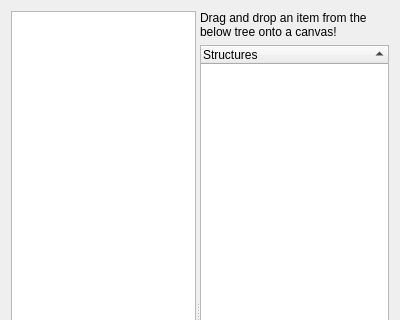
Above: UI/glitch-structures.ui from textbrowser/glitch before the change; both pictures show x 0 to 400 and y 0 to 320 of the 400 by 650 pixel window. Below: the same form after it.
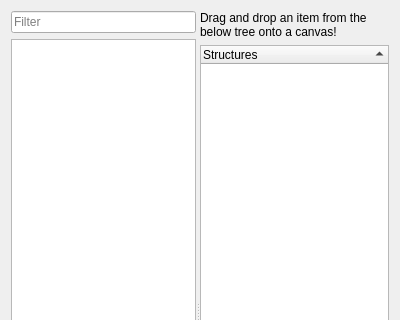
That is the form after the change. Icons and pictures are not drawn. Custom widgets are drawn as their Qt base class.

Diff of the .ui file:
```diff
--- a/UI/glitch-structures.ui
+++ b/UI/glitch-structures.ui
@@ -17,12 +17,22 @@
    <iconset resource="../Icons/icons.qrc">
     <normaloff>:/Logo/glitch-logo.png</normaloff>:/Logo/glitch-logo.png</iconset>
   </property>
-  <layout class="QVBoxLayout" name="verticalLayout_2">
+  <layout class="QVBoxLayout" name="verticalLayout_3">
    <item>
     <widget class="QSplitter" name="splitter">
      <property name="orientation">
       <enum>Qt::Horizontal</enum>
      </property>
+     <widget class="QWidget" name="">
+      <layout class="QVBoxLayout" name="verticalLayout_2">
+       <item>
+        <widget class="QLineEdit" name="filter">
+         <property name="placeholderText">
+          <string>Filter</string>
+         </property>
+        </widget>
+       </item>
+       <item>
      <widget class="QListWidget" name="categories">
       <property name="tabKeyNavigation">
        <bool>true</bool>
@@ -34,6 +44,9 @@
        <bool>true</bool>
       </property>
      </widget>
+       </item>
+      </layout>
+     </widget>
      <widget class="QWidget" name="layoutWidget">
       <layout class="QVBoxLayout" name="verticalLayout">
        <item>
```
Left out of the diff: 2 changed lines with no effect on the pictures. Lines whose indentation alone changed are shown as unchanged.
